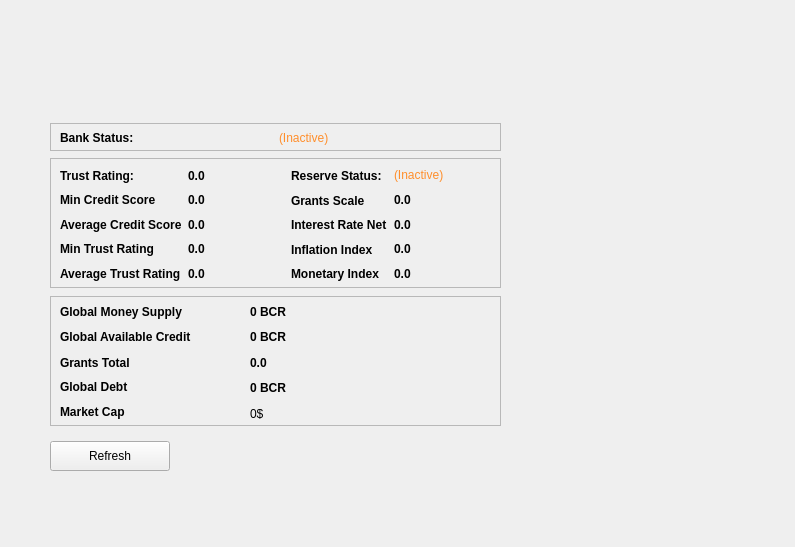
Qt form src/qt/forms/bankstatisticspage.ui (thelonecrouton/bitcredit) before a commit.
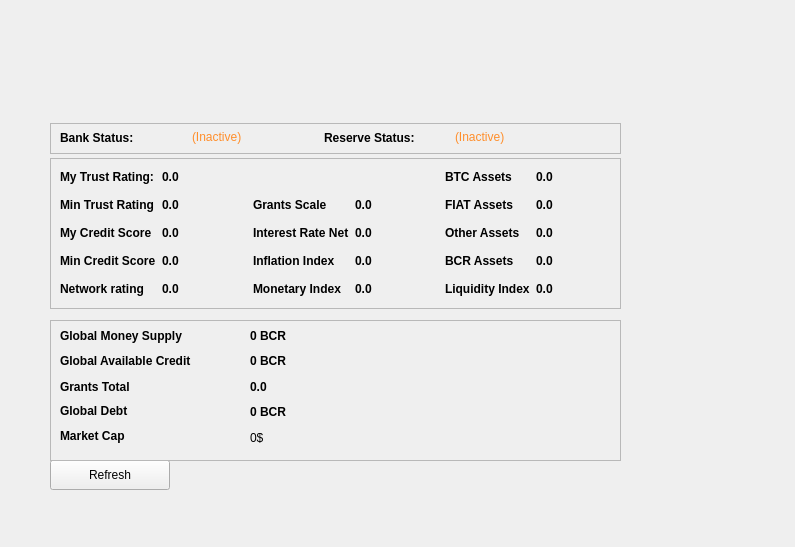
The same form after that commit.

Diff of the .ui file:
```diff
--- a/src/qt/forms/bankstatisticspage.ui
+++ b/src/qt/forms/bankstatisticspage.ui
@@ -26,9 +26,9 @@
    <property name="geometry">
     <rect>
      <x>50</x>
-     <y>296</y>
-     <width>451</width>
-     <height>130</height>
+     <y>320</y>
+     <width>571</width>
+     <height>141</height>
     </rect>
    </property>
    <property name="frameShape">
@@ -42,7 +42,7 @@
      <rect>
       <x>10</x>
       <y>7</y>
-      <width>181</width>
+      <width>171</width>
       <height>119</height>
      </rect>
     </property>
@@ -227,14 +227,17 @@
      </item>
     </layout>
    </widget>
+   <zorder>gridLayoutWidget</zorder>
+   <zorder>gridLayoutWidget_2</zorder>
+   <zorder>gridLayoutWidget_3</zorder>
   </widget>
   <widget class="QFrame" name="frame">
    <property name="geometry">
     <rect>
      <x>50</x>
      <y>158</y>
-     <width>451</width>
-     <height>130</height>
+     <width>571</width>
+     <height>151</height>
     </rect>
    </property>
    <property name="frameShape">
@@ -248,36 +251,11 @@
      <rect>
       <x>10</x>
       <y>8</y>
-      <width>431</width>
-      <height>118</height>
+      <width>560</width>
+      <height>134</height>
      </rect>
     </property>
     <layout class="QGridLayout" name="gridLayout">
-     <item row="3" column="1">
-      <widget class="QLabel" name="mintrust">
-       <property name="font">
-        <font>
-         <weight>75</weight>
-         <bold>true</bold>
-        </font>
-       </property>
-       <property name="cursor">
-        <cursorShape>IBeamCursor</cursorShape>
-       </property>
-       <property name="toolTip">
-        <string/>
-       </property>
-       <property name="styleSheet">
-        <string notr="true"/>
-       </property>
-       <property name="text">
-        <string notr="true">0.0</string>
-       </property>
-       <property name="textInteractionFlags">
-        <set>Qt::LinksAccessibleByMouse|Qt::TextSelectableByKeyboard|Qt::TextSelectableByMouse</set>
-       </property>
-      </widget>
-     </item>
      <item row="4" column="3">
       <widget class="QLabel" name="monetaryindex">
        <property name="font">
@@ -338,22 +316,6 @@
        </property>
       </widget>
      </item>
-     <item row="3" column="2">
-      <widget class="QLabel" name="label_24">
-       <property name="font">
-        <font>
-         <weight>75</weight>
-         <bold>true</bold>
-        </font>
-       </property>
-       <property name="styleSheet">
-        <string notr="true"/>
-       </property>
-       <property name="text">
-        <string>Inflation Index </string>
-       </property>
-      </widget>
-     </item>
      <item row="2" column="2">
       <widget class="QLabel" name="label_20">
        <property name="font">
@@ -382,32 +344,7 @@
         <string notr="true"/>
        </property>
        <property name="text">
-        <string>&lt;html&gt;&lt;head/&gt;&lt;body&gt;&lt;p&gt;Average Trust Rating&lt;/p&gt;&lt;/body&gt;&lt;/html&gt;</string>
-       </property>
-      </widget>
-     </item>
-     <item row="1" column="1">
-      <widget class="QLabel" name="mincreditscore">
-       <property name="font">
-        <font>
-         <weight>75</weight>
-         <bold>true</bold>
-        </font>
-       </property>
-       <property name="cursor">
-        <cursorShape>IBeamCursor</cursorShape>
-       </property>
-       <property name="toolTip">
-        <string/>
-       </property>
-       <property name="styleSheet">
-        <string notr="true"/>
-       </property>
-       <property name="text">
-        <string notr="true">0.0</string>
-       </property>
-       <property name="textInteractionFlags">
-        <set>Qt::LinksAccessibleByMouse|Qt::TextSelectableByKeyboard|Qt::TextSelectableByMouse</set>
+        <string>&lt;html&gt;&lt;head/&gt;&lt;body&gt;&lt;p&gt;Network rating&lt;/p&gt;&lt;/body&gt;&lt;/html&gt;</string>
        </property>
       </widget>
      </item>
@@ -423,12 +360,12 @@
         <string notr="true"/>
        </property>
        <property name="text">
-        <string>&lt;html&gt;&lt;head/&gt;&lt;body&gt;&lt;p&gt;Average Credit Score&lt;/p&gt;&lt;/body&gt;&lt;/html&gt;</string>
+        <string>&lt;html&gt;&lt;head/&gt;&lt;body&gt;&lt;p&gt; My Credit Score&lt;/p&gt;&lt;/body&gt;&lt;/html&gt;</string>
        </property>
       </widget>
      </item>
      <item row="4" column="1">
-      <widget class="QLabel" name="avetrust">
+      <widget class="QLabel" name="networkrating">
        <property name="font">
         <font>
          <weight>75</weight>
@@ -452,22 +389,6 @@
        </property>
       </widget>
      </item>
-     <item row="1" column="0">
-      <widget class="QLabel" name="label_11">
-       <property name="font">
-        <font>
-         <weight>75</weight>
-         <bold>true</bold>
-        </font>
-       </property>
-       <property name="styleSheet">
-        <string notr="true"/>
-       </property>
-       <property name="text">
-        <string>&lt;html&gt;&lt;head/&gt;&lt;body&gt;&lt;p&gt;Min Credit Score&lt;/p&gt;&lt;/body&gt;&lt;/html&gt;</string>
-       </property>
-      </widget>
-     </item>
      <item row="2" column="1">
       <widget class="QLabel" name="avecreditscore">
        <property name="font">
@@ -493,22 +414,6 @@
        </property>
       </widget>
      </item>
-     <item row="3" column="0">
-      <widget class="QLabel" name="label_9">
-       <property name="font">
-        <font>
-         <weight>75</weight>
-         <bold>true</bold>
-        </font>
-       </property>
-       <property name="styleSheet">
-        <string notr="true"/>
-       </property>
-       <property name="text">
-        <string>&lt;html&gt;&lt;head/&gt;&lt;body&gt;&lt;p&gt;Min Trust Rating&lt;/p&gt;&lt;/body&gt;&lt;/html&gt;</string>
-       </property>
-      </widget>
-     </item>
      <item row="1" column="2">
       <widget class="QLabel" name="label_13">
        <property name="font">
@@ -525,31 +430,6 @@
        </property>
       </widget>
      </item>
-     <item row="3" column="3">
-      <widget class="QLabel" name="inflationindex">
-       <property name="font">
-        <font>
-         <weight>75</weight>
-         <bold>true</bold>
-        </font>
-       </property>
-       <property name="cursor">
-        <cursorShape>IBeamCursor</cursorShape>
-       </property>
-       <property name="toolTip">
-        <string/>
-       </property>
-       <property name="styleSheet">
-        <string notr="true"/>
-       </property>
-       <property name="text">
-        <string notr="true">0.0</string>
-       </property>
-       <property name="textInteractionFlags">
-        <set>Qt::LinksAccessibleByMouse|Qt::TextSelectableByKeyboard|Qt::TextSelectableByMouse</set>
-       </property>
-      </widget>
-     </item>
      <item row="2" column="3">
       <widget class="QLabel" name="netinterestrate">
        <property name="font">
@@ -587,42 +467,7 @@
         <string notr="true"/>
        </property>
        <property name="text">
-        <string>Trust Rating:</string>
-       </property>
-      </widget>
-     </item>
-     <item row="0" column="2">
-      <widget class="QLabel" name="label_34">
-       <property name="font">
-        <font>
-         <weight>75</weight>
-         <bold>true</bold>
-        </font>
-       </property>
-       <property name="styleSheet">
-        <string notr="true"/>
-       </property>
-       <property name="text">
-        <string>Reserve Status:</string>
-       </property>
-      </widget>
-     </item>
-     <item row="0" column="3">
-      <widget class="QLabel" name="reservestatus">
-       <property name="cursor">
-        <cursorShape>WhatsThisCursor</cursorShape>
-       </property>
-       <property name="toolTip">
-        <string>The displayed information may be out of date. Your wallet automatically synchronizes with the Bitcredits network after a connection is established, but this process has not completed yet.</string>
-       </property>
-       <property name="styleSheet">
-        <string notr="true">QLabel { color: red; }background:transparent;</string>
-       </property>
-       <property name="text">
-        <string notr="true">&lt;html&gt;&lt;head/&gt;&lt;body&gt;&lt;p&gt;&lt;span style=&quot; color:#ff8e2b;&quot;&gt;(Inactive)&lt;/span&gt;&lt;/p&gt;&lt;/body&gt;&lt;/html&gt;</string>
-       </property>
-       <property name="alignment">
-        <set>Qt::AlignLeading|Qt::AlignLeft|Qt::AlignVCenter</set>
+        <string>My Trust Rating:</string>
        </property>
       </widget>
      </item>
@@ -639,6 +484,334 @@
        </property>
       </widget>
      </item>
+     <item row="3" column="2">
+      <widget class="QLabel" name="label_24">
+       <property name="font">
+        <font>
+         <weight>75</weight>
+         <bold>true</bold>
+        </font>
+       </property>
+       <property name="styleSheet">
+        <string notr="true"/>
+       </property>
+       <property name="text">
+        <string>Inflation Index </string>
+       </property>
+      </widget>
+     </item>
+     <item row="3" column="3">
+      <widget class="QLabel" name="inflationindex">
+       <property name="font">
+        <font>
+         <weight>75</weight>
+         <bold>true</bold>
+        </font>
+       </property>
+       <property name="cursor">
+        <cursorShape>IBeamCursor</cursorShape>
+       </property>
+       <property name="toolTip">
+        <string/>
+       </property>
+       <property name="styleSheet">
+        <string notr="true"/>
+       </property>
+       <property name="text">
+        <string notr="true">0.0</string>
+       </property>
+       <property name="textInteractionFlags">
+        <set>Qt::LinksAccessibleByMouse|Qt::TextSelectableByKeyboard|Qt::TextSelectableByMouse</set>
+       </property>
+      </widget>
+     </item>
+     <item row="3" column="0">
+      <widget class="QLabel" name="label_11">
+       <property name="font">
+        <font>
+         <weight>75</weight>
+         <bold>true</bold>
+        </font>
+       </property>
+       <property name="styleSheet">
+        <string notr="true"/>
+       </property>
+       <property name="text">
+        <string>&lt;html&gt;&lt;head/&gt;&lt;body&gt;&lt;p&gt;Min Credit Score&lt;/p&gt;&lt;/body&gt;&lt;/html&gt;</string>
+       </property>
+      </widget>
+     </item>
+     <item row="3" column="1">
+      <widget class="QLabel" name="mincreditscore">
+       <property name="font">
+        <font>
+         <weight>75</weight>
+         <bold>true</bold>
+        </font>
+       </property>
+       <property name="cursor">
+        <cursorShape>IBeamCursor</cursorShape>
+       </property>
+       <property name="toolTip">
+        <string/>
+       </property>
+       <property name="styleSheet">
+        <string notr="true"/>
+       </property>
+       <property name="text">
+        <string notr="true">0.0</string>
+       </property>
+       <property name="textInteractionFlags">
+        <set>Qt::LinksAccessibleByMouse|Qt::TextSelectableByKeyboard|Qt::TextSelectableByMouse</set>
+       </property>
+      </widget>
+     </item>
+     <item row="1" column="0">
+      <widget class="QLabel" name="label_9">
+       <property name="font">
+        <font>
+         <weight>75</weight>
+         <bold>true</bold>
+        </font>
+       </property>
+       <property name="styleSheet">
+        <string notr="true"/>
+       </property>
+       <property name="text">
+        <string>&lt;html&gt;&lt;head/&gt;&lt;body&gt;&lt;p&gt;Min Trust Rating&lt;/p&gt;&lt;/body&gt;&lt;/html&gt;</string>
+       </property>
+      </widget>
+     </item>
+     <item row="1" column="1">
+      <widget class="QLabel" name="mintrust">
+       <property name="font">
+        <font>
+         <weight>75</weight>
+         <bold>true</bold>
+        </font>
+       </property>
+       <property name="cursor">
+        <cursorShape>IBeamCursor</cursorShape>
+       </property>
+       <property name="toolTip">
+        <string/>
+       </property>
+       <property name="styleSheet">
+        <string notr="true"/>
+       </property>
+       <property name="text">
+        <string notr="true">0.0</string>
+       </property>
+       <property name="textInteractionFlags">
+        <set>Qt::LinksAccessibleByMouse|Qt::TextSelectableByKeyboard|Qt::TextSelectableByMouse</set>
+       </property>
+      </widget>
+     </item>
+     <item row="0" column="4">
+      <widget class="QLabel" name="label_14">
+       <property name="font">
+        <font>
+         <weight>75</weight>
+         <bold>true</bold>
+        </font>
+       </property>
+       <property name="styleSheet">
+        <string notr="true"/>
+       </property>
+       <property name="text">
+        <string>BTC Assets</string>
+       </property>
+      </widget>
+     </item>
+     <item row="0" column="5">
+      <widget class="QLabel" name="btcassets">
+       <property name="font">
+        <font>
+         <weight>75</weight>
+         <bold>true</bold>
+        </font>
+       </property>
+       <property name="cursor">
+        <cursorShape>IBeamCursor</cursorShape>
+       </property>
+       <property name="toolTip">
+        <string/>
+       </property>
+       <property name="styleSheet">
+        <string notr="true"/>
+       </property>
+       <property name="text">
+        <string notr="true">0.0</string>
+       </property>
+       <property name="textInteractionFlags">
+        <set>Qt::LinksAccessibleByMouse|Qt::TextSelectableByKeyboard|Qt::TextSelectableByMouse</set>
+       </property>
+      </widget>
+     </item>
+     <item row="1" column="4">
+      <widget class="QLabel" name="label_16">
+       <property name="font">
+        <font>
+         <weight>75</weight>
+         <bold>true</bold>
+        </font>
+       </property>
+       <property name="styleSheet">
+        <string notr="true"/>
+       </property>
+       <property name="text">
+        <string>FIAT Assets</string>
+       </property>
+      </widget>
+     </item>
+     <item row="2" column="4">
+      <widget class="QLabel" name="label_17">
+       <property name="font">
+        <font>
+         <weight>75</weight>
+         <bold>true</bold>
+        </font>
+       </property>
+       <property name="styleSheet">
+        <string notr="true"/>
+       </property>
+       <property name="text">
+        <string>Other Assets </string>
+       </property>
+      </widget>
+     </item>
+     <item row="3" column="4">
+      <widget class="QLabel" name="label_18">
+       <property name="font">
+        <font>
+         <weight>75</weight>
+         <bold>true</bold>
+        </font>
+       </property>
+       <property name="styleSheet">
+        <string notr="true"/>
+       </property>
+       <property name="text">
+        <string>BCR Assets </string>
+       </property>
+      </widget>
+     </item>
+     <item row="1" column="5">
+      <widget class="QLabel" name="fiatassets">
+       <property name="font">
+        <font>
+         <weight>75</weight>
+         <bold>true</bold>
+        </font>
+       </property>
+       <property name="cursor">
+        <cursorShape>IBeamCursor</cursorShape>
+       </property>
+       <property name="toolTip">
+        <string/>
+       </property>
+       <property name="styleSheet">
+        <string notr="true"/>
+       </property>
+       <property name="text">
+        <string notr="true">0.0</string>
+       </property>
+       <property name="textInteractionFlags">
+        <set>Qt::LinksAccessibleByMouse|Qt::TextSelectableByKeyboard|Qt::TextSelectableByMouse</set>
+       </property>
+      </widget>
+     </item>
+     <item row="2" column="5">
+      <widget class="QLabel" name="otherassets">
+       <property name="font">
+        <font>
+         <weight>75</weight>
+         <bold>true</bold>
+        </font>
+       </property>
+       <property name="cursor">
+        <cursorShape>IBeamCursor</cursorShape>
+       </property>
+       <property name="toolTip">
+        <string/>
+       </property>
+       <property name="styleSheet">
+        <string notr="true"/>
+       </property>
+       <property name="text">
+        <string notr="true">0.0</string>
+       </property>
+       <property name="textInteractionFlags">
+        <set>Qt::LinksAccessibleByMouse|Qt::TextSelectableByKeyboard|Qt::TextSelectableByMouse</set>
+       </property>
+      </widget>
+     </item>
+     <item row="3" column="5">
+      <widget class="QLabel" name="bcrassets">
+       <property name="font">
+        <font>
+         <weight>75</weight>
+         <bold>true</bold>
+        </font>
+       </property>
+       <property name="cursor">
+        <cursorShape>IBeamCursor</cursorShape>
+       </property>
+       <property name="toolTip">
+        <string/>
+       </property>
+       <property name="styleSheet">
+        <string notr="true"/>
+       </property>
+       <property name="text">
+        <string notr="true">0.0</string>
+       </property>
+       <property name="textInteractionFlags">
+        <set>Qt::LinksAccessibleByMouse|Qt::TextSelectableByKeyboard|Qt::TextSelectableByMouse</set>
+       </property>
+      </widget>
+     </item>
+     <item row="4" column="4">
+      <widget class="QLabel" name="label_19">
+       <property name="font">
+        <font>
+         <weight>75</weight>
+         <bold>true</bold>
+        </font>
+       </property>
+       <property name="styleSheet">
+        <string notr="true"/>
+       </property>
+       <property name="text">
+        <string>Liquidity Index</string>
+       </property>
+      </widget>
+     </item>
+     <item row="4" column="5">
+      <widget class="QLabel" name="liquidityindex">
+       <property name="font">
+        <font>
+         <weight>75</weight>
+         <bold>true</bold>
+        </font>
+       </property>
+       <property name="cursor">
+        <cursorShape>IBeamCursor</cursorShape>
+       </property>
+       <property name="toolTip">
+        <string/>
+       </property>
+       <property name="styleSheet">
+        <string notr="true"/>
+       </property>
+       <property name="text">
+        <string notr="true">0.0</string>
+       </property>
+       <property name="textInteractionFlags">
+        <set>Qt::LinksAccessibleByMouse|Qt::TextSelectableByKeyboard|Qt::TextSelectableByMouse</set>
+       </property>
+      </widget>
+     </item>
     </layout>
    </widget>
   </widget>
@@ -647,8 +820,8 @@
     <rect>
      <x>50</x>
      <y>123</y>
-     <width>451</width>
-     <height>28</height>
+     <width>571</width>
+     <height>31</height>
     </rect>
    </property>
    <property name="frameShape">
@@ -662,8 +835,8 @@
      <rect>
       <x>10</x>
       <y>4</y>
-      <width>431</width>
-      <height>22</height>
+      <width>521</width>
+      <height>21</height>
      </rect>
     </property>
     <layout class="QHBoxLayout" name="horizontalLayout_2">
@@ -702,6 +875,41 @@
        </property>
       </widget>
      </item>
+     <item>
+      <widget class="QLabel" name="label_34">
+       <property name="font">
+        <font>
+         <weight>75</weight>
+         <bold>true</bold>
+        </font>
+       </property>
+       <property name="styleSheet">
+        <string notr="true"/>
+       </property>
+       <property name="text">
+        <string>Reserve Status:</string>
+       </property>
+      </widget>
+     </item>
+     <item>
+      <widget class="QLabel" name="reservestatus">
+       <property name="cursor">
+        <cursorShape>WhatsThisCursor</cursorShape>
+       </property>
+       <property name="toolTip">
+        <string>The displayed information may be out of date. Your wallet automatically synchronizes with the Bitcredits network after a connection is established, but this process has not completed yet.</string>
+       </property>
+       <property name="styleSheet">
+        <string notr="true">QLabel { color: red; }background:transparent;</string>
+       </property>
+       <property name="text">
+        <string notr="true">&lt;html&gt;&lt;head/&gt;&lt;body&gt;&lt;p&gt;&lt;span style=&quot; color:#ff8e2b;&quot;&gt;(Inactive)&lt;/span&gt;&lt;/p&gt;&lt;/body&gt;&lt;/html&gt;</string>
+       </property>
+       <property name="alignment">
+        <set>Qt::AlignLeading|Qt::AlignLeft|Qt::AlignVCenter</set>
+       </property>
+      </widget>
+     </item>
     </layout>
    </widget>
   </widget>
@@ -709,7 +917,7 @@
    <property name="geometry">
     <rect>
      <x>50</x>
-     <y>441</y>
+     <y>460</y>
      <width>120</width>
      <height>30</height>
     </rect>
```
